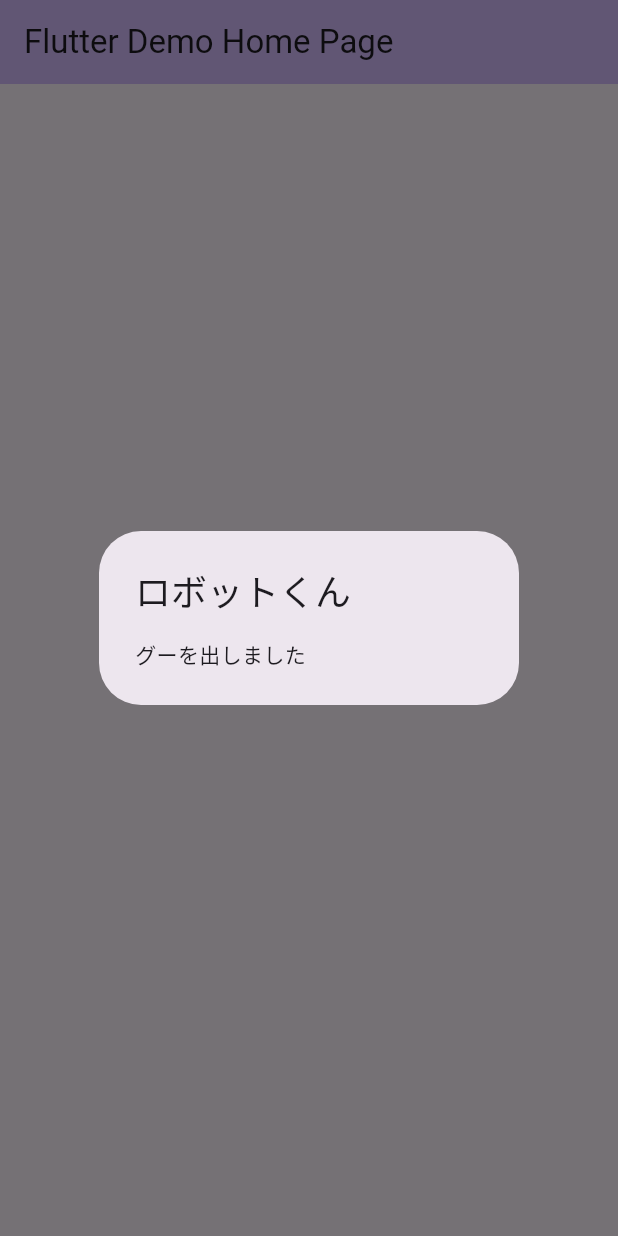
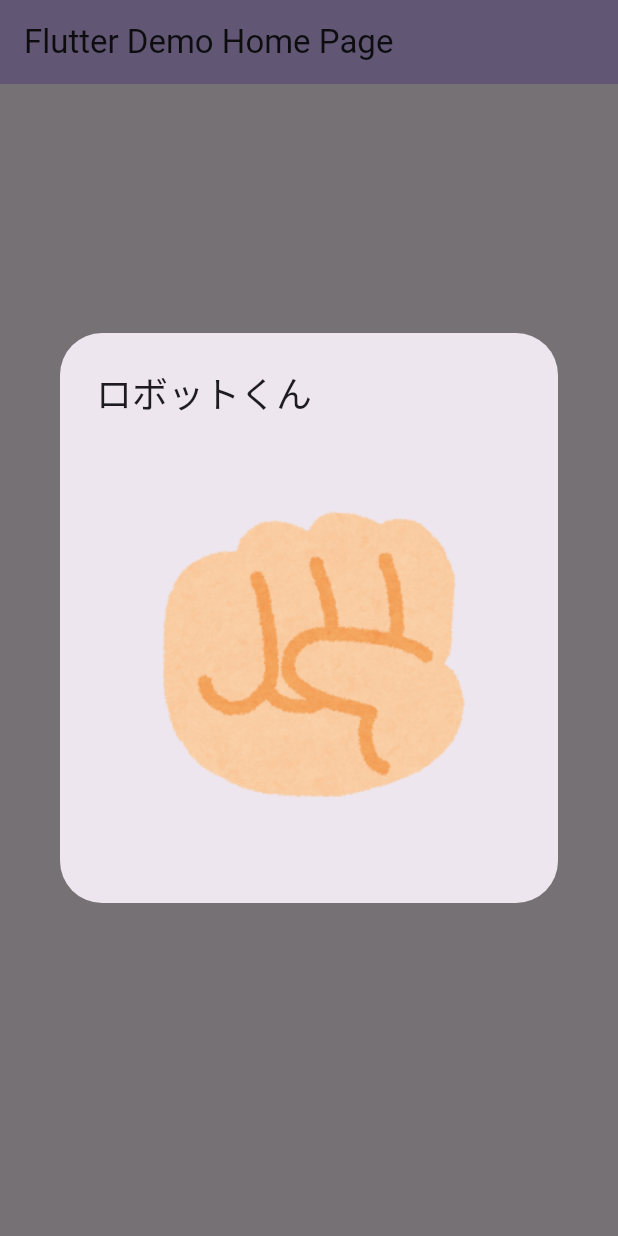
Before and after one commit to naok-000/udemy-flutter-chapter03, a Flutter app: the screen it shows after launch, after a tap on "じゃんけん", on a phone screen of 412 x 824 dp. Run offline on Flutter 3.47's test engine with Material 3 defaults, Android fonts, the phone set to English and light mode, and no system bars.

Commit message:
じゃんけんアプリ: 画像を表示するように変更

```diff
--- a/lib/main.dart
+++ b/lib/main.dart
@@ -29,15 +29,25 @@ class MyHomePage extends StatefulWidget {
 }
 
 class _MyHomePageState extends State<MyHomePage> {
-  List<String> hands = ["グー", "チョキ", "パー"];
-
   void showRobotResult() {
+    List<String> hands = ["グー", "チョキ", "パー"];
     hands.shuffle();
     String hand = hands.first;
+
+    Image image = Image.asset("assets/janken_gu.png");
+
+    if (hand == "グー") {
+      image = Image.asset("assets/janken_gu.png");
+    } else if (hand == "チョキ") {
+      image = Image.asset("assets/janken_choki.png");
+    } else if (hand == "パー") {
+      image = Image.asset("assets/janken_pa.png");
+    }
+
     showDialog(
       context: context,
       builder: (context) {
-        return AlertDialog(title: Text("ロボットくん"), content: Text("$handを出しました"));
+        return AlertDialog(title: Text("ロボットくん"), content: image);
       },
     );
   }
--- a/pubspec.yaml
+++ b/pubspec.yaml
@@ -60,6 +60,9 @@ flutter:
   # To add assets to your application, add an assets section, like this:
   assets:
     - assets/owl-2.jpg
+    - assets/janken_choki.png
+    - assets/janken_gu.png
+    - assets/janken_pa.png
   #   - images/a_dot_ham.jpeg
 
   # An image asset can refer to one or more resolution-specific "variants", see
```
Also changed, not shown: assets/janken_choki.png (added), assets/janken_gu.png (added), assets/janken_pa.png (added).
